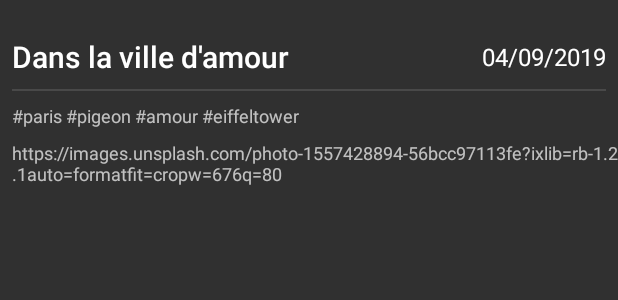
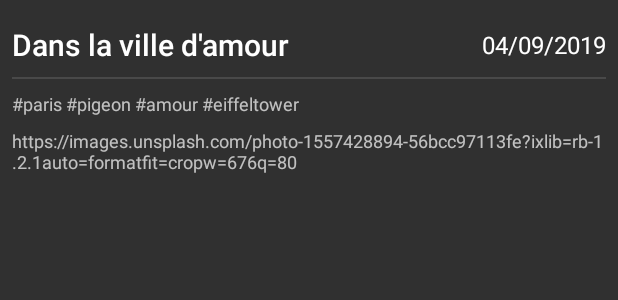
Before and after one commit to paweloot/flickr-app, an Android app: the layout fragment_image_info.xml on its own in the app's theme, with its tools: preview values and no code run, on a phone screen of 412 x 824 dp. Shown: the top 300 px of the screen. Run offline under Robolectric (Android 15) with nearby library versions, the phone set to English and light mode, and no system bars.

Commit message:
Fix minor title presentation issue

```diff
--- a/app/src/main/java/com/paweloot/flickrapp/image/ImageInfoFragment.kt
+++ b/app/src/main/java/com/paweloot/flickrapp/image/ImageInfoFragment.kt
@@ -9,6 +9,7 @@ import android.view.ViewGroup
 import com.paweloot.flickrapp.R
 import com.paweloot.flickrapp.main.MainRecyclerViewAdapter
 import com.paweloot.flickrapp.main.MainRecyclerViewAdapter.Companion.JSON_KEY_IMAGE_DATE
+import com.paweloot.flickrapp.main.MainRecyclerViewAdapter.Companion.JSON_KEY_IMAGE_TAGS
 import com.paweloot.flickrapp.main.MainRecyclerViewAdapter.Companion.JSON_KEY_IMAGE_TITLE
 import com.paweloot.flickrapp.main.MainRecyclerViewAdapter.Companion.JSON_KEY_IMAGE_URL
 import kotlinx.android.synthetic.main.fragment_image_info.*
@@ -34,7 +35,7 @@ class ImageInfoFragment : Fragment() {
 
         view.text_image_info_title.text = image.getString(JSON_KEY_IMAGE_TITLE)
         view.text_image_info_date.text = image.getString(JSON_KEY_IMAGE_DATE)
-//        text_image_info_tags = image.getString(MainRecyclerViewAdapter.) //TODO Tags
+        view.text_image_info_tags.text = image.getString(JSON_KEY_IMAGE_TAGS)
         view.text_image_info_url.text = image.getString(JSON_KEY_IMAGE_URL)
     }
 
--- a/app/src/main/res/layout/fragment_image_info.xml
+++ b/app/src/main/res/layout/fragment_image_info.xml
@@ -7,13 +7,13 @@
 
     <TextView
             android:id="@+id/text_image_info_date"
-            android:layout_width="wrap_content"
+            android:layout_width="0dp"
             android:layout_height="wrap_content"
             style="@style/TextAppearance.AppCompat.Subhead"
             tools:text="04/09/2019" app:layout_constraintEnd_toEndOf="parent"
-            app:layout_constraintTop_toTopOf="parent" app:layout_constraintStart_toEndOf="@+id/text_image_info_title"
-            app:layout_constraintHorizontal_bias="1.0" android:layout_marginEnd="8dp"
-            app:layout_constraintBottom_toTopOf="@+id/info_divider" android:layout_marginTop="16dp"/>
+            app:layout_constraintTop_toTopOf="parent"
+            android:layout_marginEnd="8dp"
+            app:layout_constraintBottom_toTopOf="@+id/info_divider" android:layout_marginTop="8dp"/>
     <View
             android:id="@+id/info_divider"
             android:layout_width="match_parent"
@@ -24,25 +24,26 @@
             android:layout_marginStart="8dp" android:layout_marginEnd="8dp"/>
     <TextView
             android:id="@+id/text_image_info_tags"
-            android:layout_width="wrap_content"
+            android:layout_width="0dp"
             android:layout_height="wrap_content"
             style="@style/TextAppearance.AppCompat.Caption"
             tools:text="#paris #pigeon #amour #eiffeltower"
             app:layout_constraintTop_toBottomOf="@+id/info_divider" app:layout_constraintStart_toStartOf="parent"
             app:layout_constraintEnd_toEndOf="parent" app:layout_constraintHorizontal_bias="0.0"
-            android:layout_marginStart="8dp" android:layout_marginTop="8dp"/>
+            android:layout_marginStart="8dp" android:layout_marginTop="8dp" android:layout_marginEnd="8dp"/>
     <TextView
             android:id="@+id/text_image_info_title"
-            android:layout_width="wrap_content"
+            android:layout_width="0dp"
             android:layout_height="wrap_content"
             style="@style/TextAppearance.AppCompat.Title"
             tools:text="Dans la ville d\'amour"
             app:layout_constraintStart_toStartOf="parent" app:layout_constraintTop_toTopOf="parent"
-            app:layout_constraintEnd_toEndOf="parent" android:layout_marginStart="8dp"
-            app:layout_constraintHorizontal_bias="0.0" android:layout_marginTop="24dp" android:layout_marginEnd="8dp"/>
+            android:layout_marginStart="8dp"
+            android:layout_marginTop="16dp" app:layout_constraintEnd_toStartOf="@+id/text_image_info_date"
+            app:layout_constraintHorizontal_bias="0.0" android:layout_marginEnd="8dp"/>
     <TextView
             android:id="@+id/text_image_info_url"
-            android:layout_width="wrap_content"
+            android:layout_width="0dp"
             android:layout_height="wrap_content"
             style="@style/TextAppearance.AppCompat.Caption"
             tools:text="https://images.unsplash.com/photo-1557428894-56bcc97113fe?ixlib=rb-1.2.1auto=formatfit=cropw=676q=80"
```
Also changed, not shown: app/src/main/res/layout/recyclerview_image_item.xml (+6 -8 lines).
